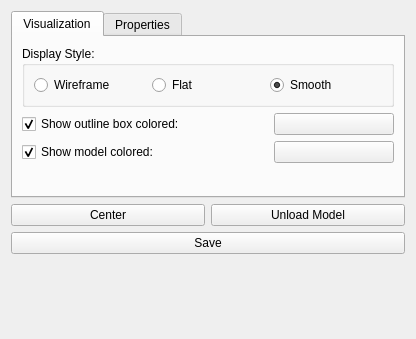
Old version of the form gorgon/gui/explorer/common/common.ui in the repository GorgonCryoEM/Gorgon.
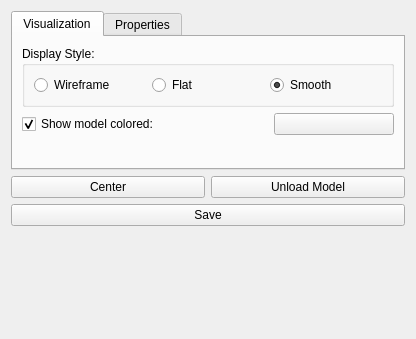
New version of the form. Custom widgets are drawn as their Qt base class.

Commit message: remove bounding box

The edit to the form file:
```diff
--- a/gorgon/gui/explorer/common/common.ui
+++ b/gorgon/gui/explorer/common/common.ui
@@ -70,7 +70,7 @@
        <string>Visualization</string>
       </attribute>
       <layout class="QGridLayout" name="gridLayout">
-       <item row="3" column="1">
+       <item row="2" column="1">
         <spacer>
          <property name="orientation">
           <enum>Qt::Vertical</enum>
@@ -83,7 +83,36 @@
          </property>
         </spacer>
        </item>
-       <item row="4" column="1">
+       <item row="1" column="2">
+        <widget class="ColoredPushButton" name="pushButtonModelColor">
+         <property name="sizePolicy">
+          <sizepolicy hsizetype="Minimum" vsizetype="Minimum">
+           <horstretch>0</horstretch>
+           <verstretch>0</verstretch>
+          </sizepolicy>
+         </property>
+         <property name="text">
+          <string/>
+         </property>
+        </widget>
+       </item>
+       <item row="1" column="0" colspan="2">
+        <widget class="QCheckBox" name="checkBoxModelVisible">
+         <property name="sizePolicy">
+          <sizepolicy hsizetype="Maximum" vsizetype="Fixed">
+           <horstretch>0</horstretch>
+           <verstretch>0</verstretch>
+          </sizepolicy>
+         </property>
+         <property name="text">
+          <string>Show model colored:</string>
+         </property>
+         <property name="checked">
+          <bool>true</bool>
+         </property>
+        </widget>
+       </item>
+       <item row="3" column="1">
         <widget class="Info" name="spinbox3d"/>
        </item>
        <item row="0" column="0" colspan="3">
@@ -134,64 +163,6 @@
          </layout>
         </widget>
        </item>
-       <item row="1" column="0" colspan="2">
-        <widget class="QCheckBox" name="checkBoxBoundingBox">
-         <property name="sizePolicy">
-          <sizepolicy hsizetype="Maximum" vsizetype="Fixed">
-           <horstretch>0</horstretch>
-           <verstretch>0</verstretch>
-          </sizepolicy>
-         </property>
-         <property name="text">
-          <string>Show outline box colored:</string>
-         </property>
-         <property name="checked">
-          <bool>true</bool>
-         </property>
-        </widget>
-       </item>
-       <item row="1" column="2">
-        <widget class="ColoredPushButton" name="pushButtonBoundingBoxColor">
-         <property name="sizePolicy">
-          <sizepolicy hsizetype="Minimum" vsizetype="Minimum">
-           <horstretch>0</horstretch>
-           <verstretch>0</verstretch>
-          </sizepolicy>
-         </property>
-         <property name="text">
-          <string/>
-         </property>
-        </widget>
-       </item>
-       <item row="2" column="2">
-        <widget class="ColoredPushButton" name="pushButtonModelColor">
-         <property name="sizePolicy">
-          <sizepolicy hsizetype="Minimum" vsizetype="Minimum">
-           <horstretch>0</horstretch>
-           <verstretch>0</verstretch>
-          </sizepolicy>
-         </property>
-         <property name="text">
-          <string/>
-         </property>
-        </widget>
-       </item>
-       <item row="2" column="0" colspan="2">
-        <widget class="QCheckBox" name="checkBoxModelVisible">
-         <property name="sizePolicy">
-          <sizepolicy hsizetype="Maximum" vsizetype="Fixed">
-           <horstretch>0</horstretch>
-           <verstretch>0</verstretch>
-          </sizepolicy>
-         </property>
-         <property name="text">
-          <string>Show model colored:</string>
-         </property>
-         <property name="checked">
-          <bool>true</bool>
-         </property>
-        </widget>
-       </item>
       </layout>
      </widget>
      <widget class="QWidget" name="tab_3">
```
Left out of the diff: 2 changed lines with no effect on the pictures. The commit also changes 1 other file.
